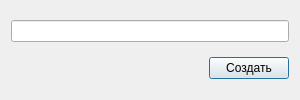
Old version of the form dp_kalugina_desktop/edit_widget.ui in the repository Dimand04/dp_kalugina.
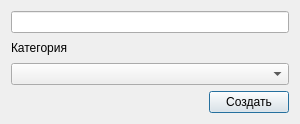
New version of the form.

What changed in the file:
```diff
--- a/dp_kalugina_desktop/edit_widget.ui
+++ b/dp_kalugina_desktop/edit_widget.ui
@@ -7,21 +7,31 @@
     <x>0</x>
     <y>0</y>
     <width>300</width>
-    <height>100</height>
+    <height>124</height>
    </rect>
   </property>
   <property name="windowTitle">
    <string>Dialog</string>
   </property>
   <layout class="QGridLayout" name="gridLayout">
-   <item row="1" column="1">
+   <item row="1" column="0">
+    <widget class="QLabel" name="lb_category">
+     <property name="text">
+      <string>Категория</string>
+     </property>
+    </widget>
+   </item>
+   <item row="0" column="0" colspan="2">
+    <widget class="QLineEdit" name="le_name"/>
+   </item>
+   <item row="3" column="1">
     <widget class="QPushButton" name="pb_ok">
      <property name="text">
       <string>Создать</string>
      </property>
     </widget>
    </item>
-   <item row="1" column="0">
+   <item row="3" column="0">
     <spacer name="horizontalSpacer">
      <property name="orientation">
       <enum>Qt::Orientation::Horizontal</enum>
@@ -34,8 +44,8 @@
      </property>
     </spacer>
    </item>
-   <item row="0" column="0" colspan="2">
-    <widget class="QLineEdit" name="le_name"/>
+   <item row="2" column="0" colspan="2">
+    <widget class="QComboBox" name="cb_categories"/>
    </item>
   </layout>
  </widget>
```
